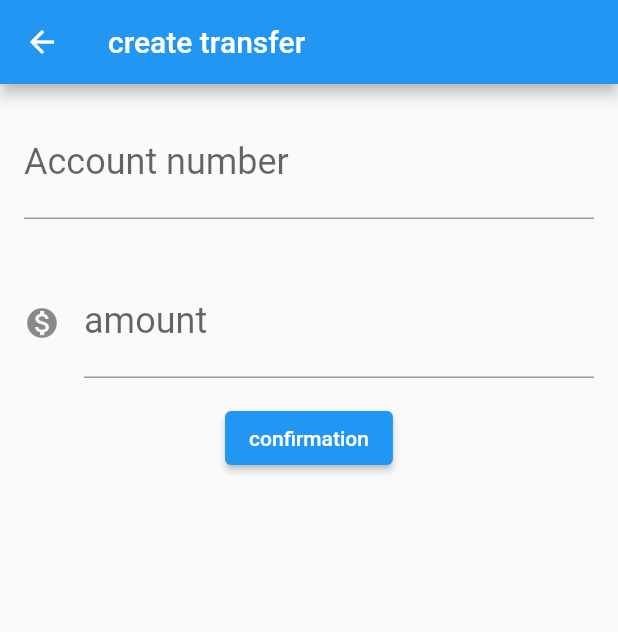
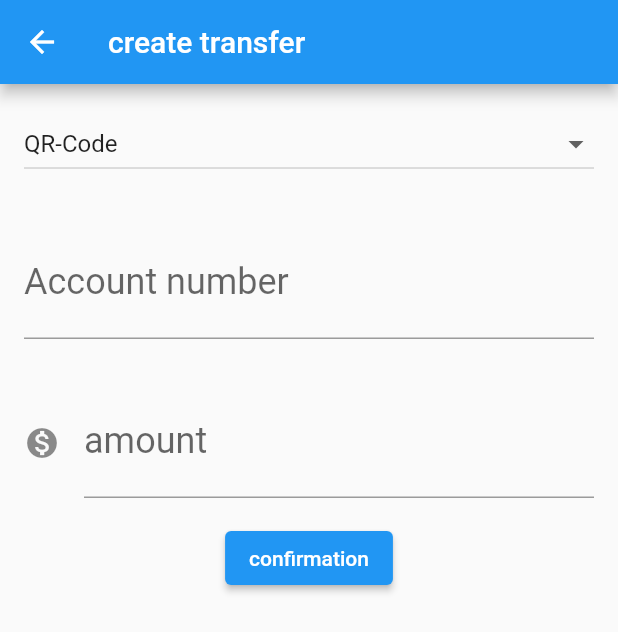
Before and after one commit to vinitecnico/poc-flutter-transfer-timeline, a Flutter app: the FormTransfer screen opened directly, after a tap on "confirmation", on a phone screen of 412 x 824 dp. Shown: the top 632 px of the screen. Run offline on Flutter 3.47's test engine with Material 2 defaults, Android fonts, the light colour scheme and no system bars.

Commit message:
feat: added DropdownButton

```diff
--- a/lib/screens/transfer/form.dart
+++ b/lib/screens/transfer/form.dart
@@ -14,13 +14,14 @@ class FormTransferState extends State<FormTransfer> {
   final TextEditingController _controladorCampoNumeroConta =
       TextEditingController();
   final TextEditingController _controllerAmount = TextEditingController();
+  String? _dropdownValue = 'QR-Code';
 
   void _createTransfer(context) {
     final int? accountNumber = int.tryParse(_controladorCampoNumeroConta.text);
     final double? amount = double.tryParse(_controllerAmount.text);
-    if (accountNumber != null && amount != null) {
-      final Transfer? transferCreated = Transfer(
-          amount, 'transferência via lista de contatos', accountNumber);
+    if (accountNumber != null && amount != null && _dropdownValue != null) {
+      final Transfer? transferCreated =
+          Transfer(amount, _dropdownValue.toString(), accountNumber);
       debugPrint("$transferCreated");
       Navigator.pop(context, transferCreated);
     }
@@ -33,6 +34,25 @@ class FormTransferState extends State<FormTransfer> {
       body: SingleChildScrollView(
         child: Column(
           children: [
+            Padding(
+              padding: const EdgeInsets.all(16.0),
+              child: DropdownButton(
+                value: _dropdownValue,
+                isExpanded: true,
+                onChanged: (String? newValue) {
+                  setState(() {
+                    _dropdownValue = newValue!;
+                  });
+                },
+                items: <String>['QR-Code', 'lista de contato']
+                    .map<DropdownMenuItem<String>>((String value) {
+                  return DropdownMenuItem<String>(
+                    value: value,
+                    child: Text(value),
+                  );
+                }).toList(),
+              ),
+            ),
             Editor(
               controller: _controladorCampoNumeroConta,
               title: 'Account number',
```
